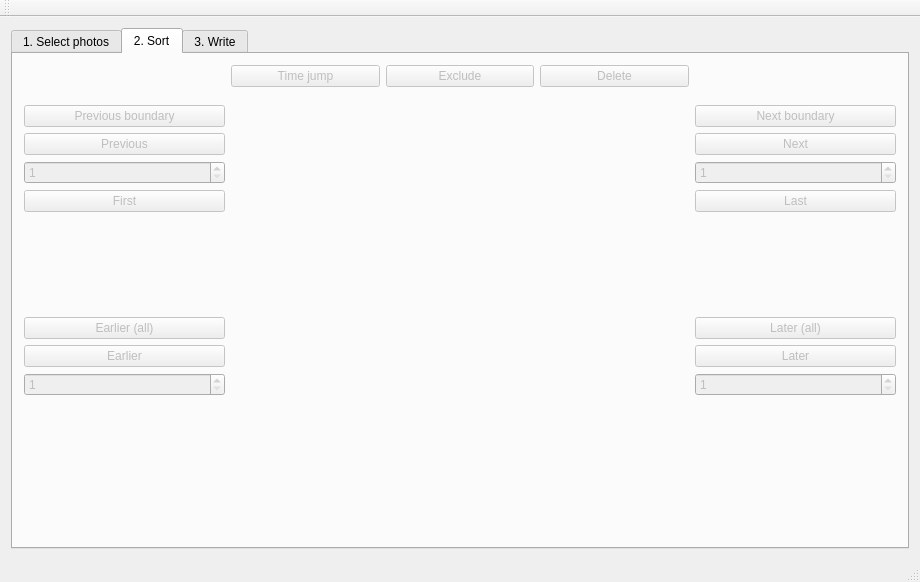
First picture: the form in src/mainwindow.ui, repository tdegeus/chroto, before the edit.
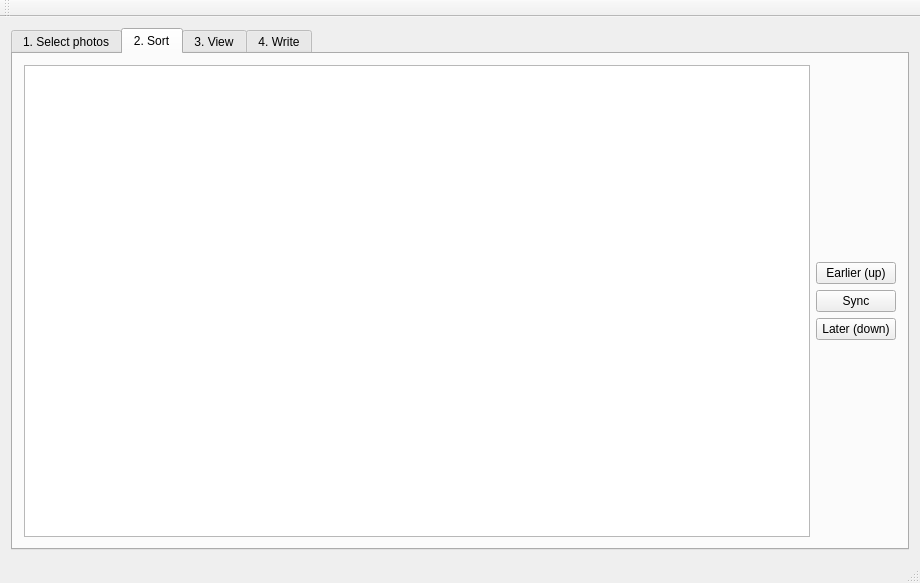
Second picture: the form after the edit. The open tabs and pages were chosen to show the change.

Diff of the .ui file:
```diff
--- a/src/mainwindow.ui
+++ b/src/mainwindow.ui
@@ -7,7 +7,7 @@
     <x>0</x>
     <y>0</y>
     <width>920</width>
-    <height>582</height>
+    <height>583</height>
    </rect>
   </property>
   <property name="windowTitle">
@@ -768,10 +768,71 @@
         </item>
        </layout>
       </widget>
-      <widget class="QWidget" name="tab_sort">
+      <widget class="QWidget" name="tab">
        <attribute name="title">
         <string>2. Sort</string>
        </attribute>
+       <layout class="QHBoxLayout" name="horizontalLayout_8">
+        <item>
+         <widget class="QListWidget" name="listWidgetT2"/>
+        </item>
+        <item>
+         <layout class="QVBoxLayout" name="verticalLayout_18">
+          <item>
+           <spacer name="verticalSpacer_8">
+            <property name="orientation">
+             <enum>Qt::Vertical</enum>
+            </property>
+            <property name="sizeHint" stdset="0">
+             <size>
+              <width>20</width>
+              <height>40</height>
+             </size>
+            </property>
+           </spacer>
+          </item>
+          <item>
+           <widget class="QPushButton" name="pushButtonT2_earlier">
+            <property name="text">
+             <string>Earlier (up)</string>
+            </property>
+           </widget>
+          </item>
+          <item>
+           <widget class="QPushButton" name="pushButtonT2_sync">
+            <property name="text">
+             <string>Sync</string>
+            </property>
+           </widget>
+          </item>
+          <item>
+           <widget class="QPushButton" name="pushButtonT2_later">
+            <property name="text">
+             <string>Later (down)</string>
+            </property>
+           </widget>
+          </item>
+          <item>
+           <spacer name="verticalSpacer_9">
+            <property name="orientation">
+             <enum>Qt::Vertical</enum>
+            </property>
+            <property name="sizeHint" stdset="0">
+             <size>
+              <width>20</width>
+              <height>40</height>
+             </size>
+            </property>
+           </spacer>
+          </item>
+         </layout>
+        </item>
+       </layout>
+      </widget>
+      <widget class="QWidget" name="tab_sort">
+       <attribute name="title">
+        <string>3. View</string>
+       </attribute>
        <layout class="QHBoxLayout" name="horizontalLayout_4">
         <item>
          <layout class="QVBoxLayout" name="verticalLayout_4">
@@ -1147,7 +1208,7 @@
       </widget>
       <widget class="QWidget" name="tab_write">
        <attribute name="title">
-        <string>3. Write</string>
+        <string>4. Write</string>
        </attribute>
        <layout class="QVBoxLayout" name="verticalLayout_6">
         <item>
```
Left out of the diff: 4 changed lines with no effect on the pictures.
